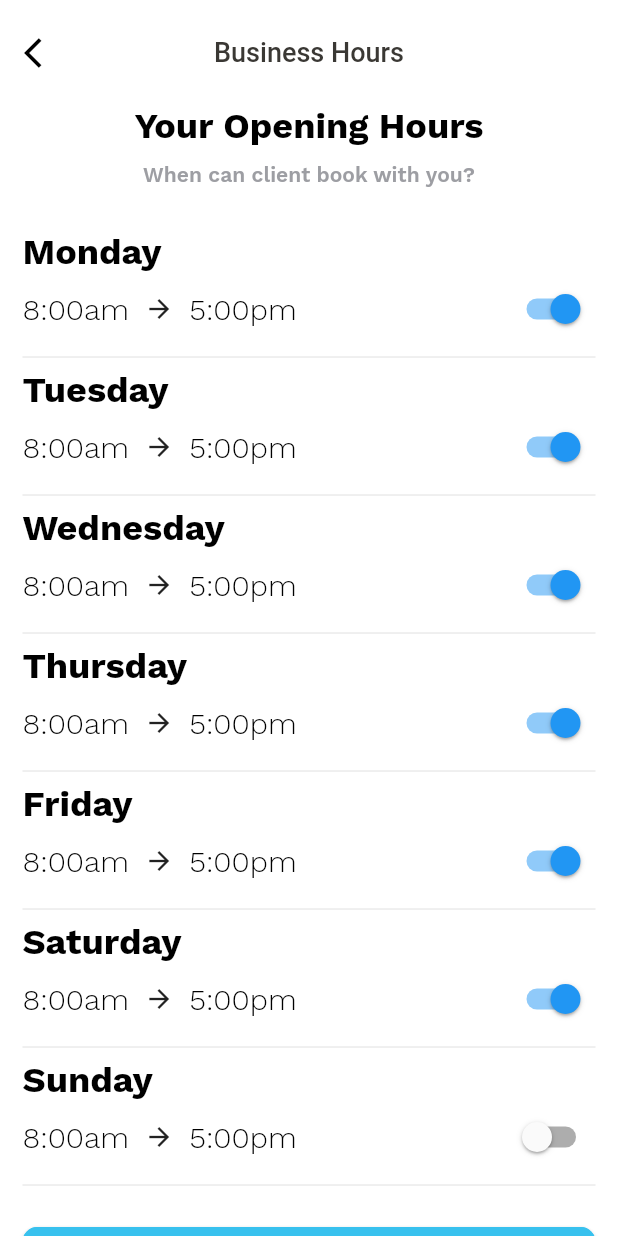
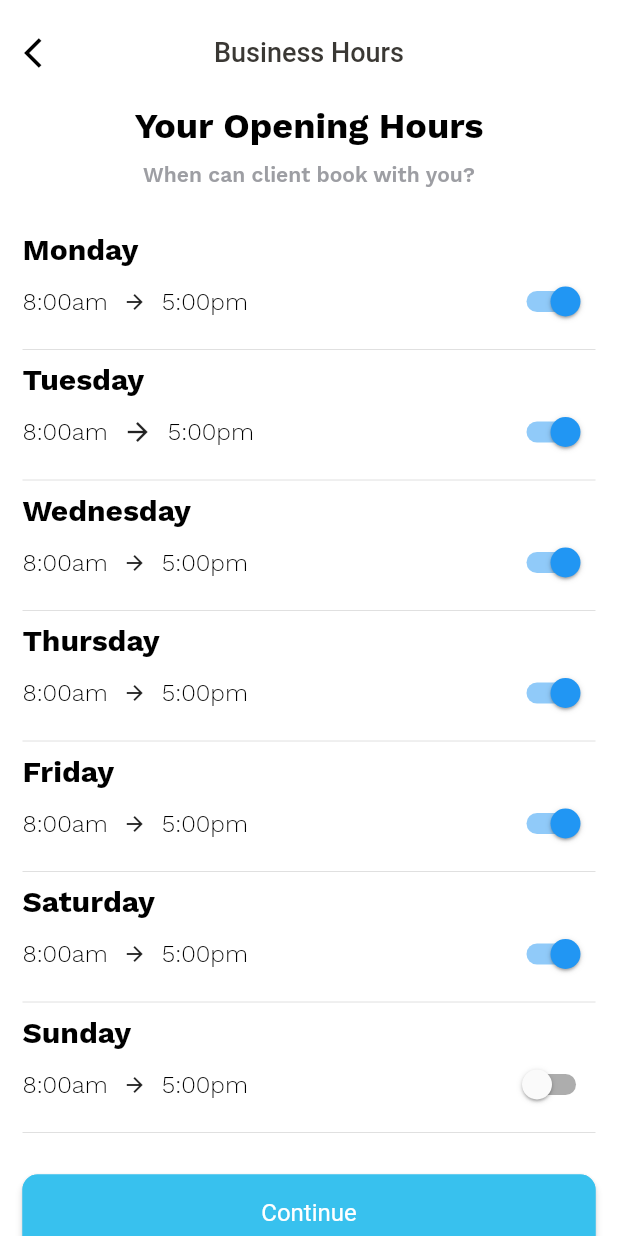
Before and after one commit to AliTalibKashmiri/ozys_customer, a Flutter app: the BusinessHours screen opened by its route, on a phone screen of 412 x 824 dp. Run offline on Flutter 3.47's test engine with Material 2 defaults, Android fonts, the phone set to English and light mode, and no system bars; our stand-ins replace circular_check_box, dotted_border, flutter_rating_bar, get, google_maps_flutter, location; Roboto replaces fonts that are missing (Candara).

Commit message:
luqman Code

```diff
--- a/lib/controllers/bottom_nav_controller.dart
+++ b/lib/controllers/bottom_nav_controller.dart
@@ -5,6 +5,7 @@ import 'package:ozys_customer/views/screens/home/client_appointments.dart';
 import 'package:ozys_customer/views/screens/home/client_payment_history.dart';
 import 'package:ozys_customer/views/screens/home/client_profile.dart';
 import 'package:ozys_customer/views/screens/home/payment_confirmed.dart';
+import 'package:ozys_customer/views/screens/home/sales_history.dart';
 
 
 class BottomNavController extends GetxController {
@@ -16,7 +17,7 @@ class BottomNavController extends GetxController {
 
 
       case 0:
-        currentPage = PaymentConfirmedPage();
+        currentPage = SalesHistoryPage();
         currentIndex = index;
         update();
         break;
--- a/lib/views/my_app.dart
+++ b/lib/views/my_app.dart
@@ -6,6 +6,7 @@ import 'package:ozys_customer/views/screens/splash_screen.dart';
 import 'screens/bottom_nav_bar.dart';
 import 'screens/home/calendar_appoinments.dart';
 import 'screens/home/client_profile.dart';
+import 'screens/notification.dart';
 import 'screens/signup_steps/business_detail.dart';
 import 'screens/signup_steps/business_hours.dart';
 import 'screens/signup_steps/get_personal_info.dart';
@@ -42,6 +43,7 @@ class MyApp extends StatelessWidget {
         GetPage(name: "/YourServicesPage", page: () => YourServicesPage()),
         GetPage(name: "/BottomNavBar", page: () => BottomNavBar()),
         GetPage(name: "/CalendarAppoinmentPage", page: () => CalendarAppoinmentPage()),
+        GetPage(name: "/NotificationPage", page: () => NotificationPage()),
       ],
     );
   }
--- a/lib/views/screens/signup_steps/business_hours.dart
+++ b/lib/views/screens/signup_steps/business_hours.dart
@@ -70,7 +70,7 @@ class BusinessHours extends StatelessWidget {
                 Text(
                   'Monday',
                   style:
-                  heding.copyWith(fontSize: 24, fontWeight: FontWeight.bold),
+                  heding.copyWith(fontSize: 20, fontWeight: FontWeight.bold),
                   textAlign: TextAlign.center,
                 ),
 
@@ -83,20 +83,20 @@ class BusinessHours extends StatelessWidget {
                         Text(
                           from,
                           style:
-                          heding.copyWith(fontSize: 20, fontWeight: FontWeight.w300),
+                          heding.copyWith(fontSize: 16, fontWeight: FontWeight.w300),
                           textAlign: TextAlign.center,
                         ),
                         SizedBox(
                           width: 10,
                         ),
-                        Icon(Icons.arrow_forward,size: 20,),
+                        Icon(Icons.arrow_forward,size: 16,),
                         SizedBox(
                           width: 10,
                         ),
                         Text(
                           to,
                           style:
-                          heding.copyWith(fontSize: 20, fontWeight: FontWeight.w300),
+                          heding.copyWith(fontSize: 16, fontWeight: FontWeight.w300),
                           textAlign: TextAlign.center,
                         ),
                       ],
@@ -117,7 +117,7 @@ class BusinessHours extends StatelessWidget {
                 Text(
                   'Tuesday',
                   style:
-                  heding.copyWith(fontSize: 24, fontWeight: FontWeight.bold),
+                  heding.copyWith(fontSize: 20, fontWeight: FontWeight.bold),
                   textAlign: TextAlign.center,
                 ),
                 Row(
@@ -129,7 +129,7 @@ class BusinessHours extends StatelessWidget {
                         Text(
                           from,
                           style:
-                          heding.copyWith(fontSize: 20, fontWeight: FontWeight.w300),
+                          heding.copyWith(fontSize: 16, fontWeight: FontWeight.w300),
                           textAlign: TextAlign.center,
                         ),
                         SizedBox(
@@ -142,7 +142,7 @@ class BusinessHours extends StatelessWidget {
                         Text(
                           to,
                           style:
-                          heding.copyWith(fontSize: 20, fontWeight: FontWeight.w300),
+                          heding.copyWith(fontSize: 16, fontWeight: FontWeight.w300),
                           textAlign: TextAlign.center,
                         ),
                       ],
@@ -171,7 +171,7 @@ class BusinessHours extends StatelessWidget {
                 Text(
                   'Wednesday',
                   style:
-                  heding.copyWith(fontSize: 24, fontWeight: FontWeight.bold),
+                  heding.copyWith(fontSize: 20, fontWeight: FontWeight.bold),
                   textAlign: TextAlign.center,
                 ),
                 Row(
@@ -183,20 +183,20 @@ class BusinessHours extends StatelessWidget {
                         Text(
                           from,
                           style:
-                          heding.copyWith(fontSize: 20, fontWeight: FontWeight.w300),
+                          heding.copyWith(fontSize: 16, fontWeight: FontWeight.w300),
                           textAlign: TextAlign.center,
                         ),
                         SizedBox(
                           width: 10,
                         ),
-                        Icon(Icons.arrow_forward,size: 20,),
+                        Icon(Icons.arrow_forward,size: 16,),
                         SizedBox(
                           width: 10,
                         ),
                         Text(
                           to,
                           style:
-                          heding.copyWith(fontSize: 20, fontWeight: FontWeight.w300),
+                          heding.copyWith(fontSize: 16, fontWeight: FontWeight.w300),
                           textAlign: TextAlign.center,
                         ),
                       ],
@@ -217,7 +217,7 @@ class BusinessHours extends StatelessWidget {
                 Text(
                   'Thursday',
                   style:
-                  heding.copyWith(fontSize: 24, fontWeight: FontWeight.bold),
+                  heding.copyWith(fontSize: 20, fontWeight: FontWeight.bold),
                   textAlign: TextAlign.center,
                 ),
                 Row(
@@ -229,20 +229,20 @@ class BusinessHours extends StatelessWidget {
                         Text(
                           from,
                           style:
-                          heding.copyWith(fontSize: 20, fontWeight: FontWeight.w300),
+                          heding.copyWith(fontSize: 16, fontWeight: FontWeight.w300),
                           textAlign: TextAlign.center,
                         ),
                         SizedBox(
                           width: 10,
                         ),
-                        Icon(Icons.arrow_forward,size: 20,),
+                        Icon(Icons.arrow_forward,size: 16,),
                         SizedBox(
                           width: 10,
                         ),
                         Text(
                           to,
                           style:
-                          heding.copyWith(fontSize: 20, fontWeight: FontWeight.w300),
+                          heding.copyWith(fontSize: 16, fontWeight: FontWeight.w300),
                           textAlign: TextAlign.center,
                         ),
                       ],
@@ -263,7 +263,7 @@ class BusinessHours extends StatelessWidget {
                 Text(
                   'Friday',
                   style:
-                  heding.copyWith(fontSize: 24, fontWeight: FontWeight.bold),
+                  heding.copyWith(fontSize: 20, fontWeight: FontWeight.bold),
                   textAlign: TextAlign.center,
                 ),
                 Row(
@@ -275,20 +275,20 @@ class BusinessHours extends StatelessWidget {
                         Text(
                           from,
                           style:
-                          heding.copyWith(fontSize: 20, fontWeight: FontWeight.w300),
+                          heding.copyWith(fontSize: 16, fontWeight: FontWeight.w300),
                           textAlign: TextAlign.center,
                         ),
                         SizedBox(
                           width: 10,
                         ),
-                        Icon(Icons.arrow_forward,size: 20,),
+                        Icon(Icons.arrow_forward,size: 16,),
                         SizedBox(
                           width: 10,
                         ),
                         Text(
                           to,
                           style:
-                          heding.copyWith(fontSize: 20, fontWeight: FontWeight.w300),
+                          heding.copyWith(fontSize: 16, fontWeight: FontWeight.w300),
                           textAlign: TextAlign.center,
                         ),
                       ],
@@ -308,7 +308,7 @@ class BusinessHours extends StatelessWidget {
                 Text(
                   'Saturday',
                   style:
-                  heding.copyWith(fontSize: 24, fontWeight: FontWeight.bold),
+                  heding.copyWith(fontSize: 20, fontWeight: FontWeight.bold),
                   textAlign: TextAlign.center,
                 ),
                 Row(
@@ -320,20 +320,20 @@ class BusinessHours extends StatelessWidget {
                         Text(
                           from,
                           style:
-                          heding.copyWith(fontSize: 20, fontWeight: FontWeight.w300),
+                          heding.copyWith(fontSize: 16, fontWeight: FontWeight.w300),
                           textAlign: TextAlign.center,
                         ),
                         SizedBox(
                           width: 10,
                         ),
-                        Icon(Icons.arrow_forward,size: 20,),
+                        Icon(Icons.arrow_forward,size: 16,),
                         SizedBox(
                           width: 10,
                         ),
                         Text(
                           to,
                           style:
-                          heding.copyWith(fontSize: 20, fontWeight: FontWeight.w300),
+                          heding.copyWith(fontSize: 16, fontWeight: FontWeight.w300),
                           textAlign: TextAlign.center,
                         ),
                       ],
@@ -352,7 +352,7 @@ class BusinessHours extends StatelessWidget {
                 Text(
                   'Sunday',
                   style:
-                  heding.copyWith(fontSize: 24, fontWeight: FontWeight.bold),
+                  heding.copyWith(fontSize: 20, fontWeight: FontWeight.bold),
                   textAlign: TextAlign.center,
                 ),
                 Row(
@@ -364,20 +364,20 @@ class BusinessHours extends StatelessWidget {
                         Text(
                           from,
                           style:
-                          heding.copyWith(fontSize: 20, fontWeight: FontWeight.w300),
+                          heding.copyWith(fontSize: 16, fontWeight: FontWeight.w300),
                           textAlign: TextAlign.center,
                         ),
                         SizedBox(
                           width: 10,
                         ),
-                        Icon(Icons.arrow_forward,size: 20,),
+                        Icon(Icons.arrow_forward,size: 16,),
                         SizedBox(
                           width: 10,
                         ),
                         Text(
                           to,
                           style:
-                          heding.copyWith(fontSize: 20, fontWeight: FontWeight.w300),
+                          heding.copyWith(fontSize: 16, fontWeight: FontWeight.w300),
                           textAlign: TextAlign.center,
                         ),
                       ],
--- a/pubspec.yaml
+++ b/pubspec.yaml
@@ -33,7 +33,7 @@ dependencies:
   location: ^3.0.2
   dotted_border: ^1.0.7
   circular_check_box: ^1.0.4
-
+  flutter_rating_bar:
 dev_dependencies:
   flutter_test:
     sdk: flutter
```
Also changed, not shown: lib/controllers/notification_Controller.dart (added, +46 -0 lines), lib/controllers/sales_history_controller.dart (added, +56 -0 lines), lib/models/notification_model.dart (added, +11 -0 lines), lib/models/sales_history_model.dart (added, +15 -0 lines), lib/views/screens/home/calendar_appoinments.dart (+7 -1 lines), lib/views/screens/home/client_payment_history.dart (+12 -1 lines), lib/views/screens/home/sales_history.dart (added, +156 -0 lines), lib/views/screens/notification.dart (added, +110 -0 lines), assets/images/person.jpg (added).
